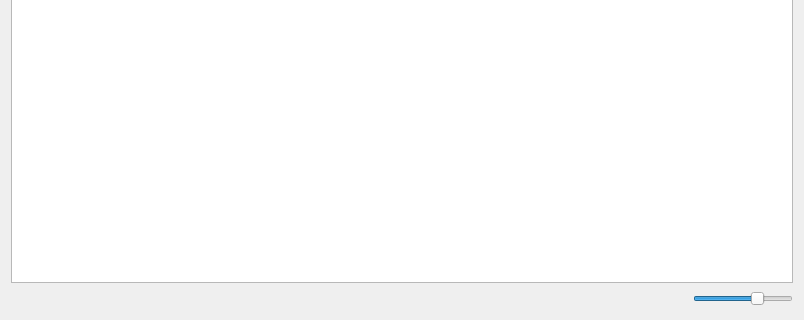
Qt form src/OplPcTools/UI/VmcListWidget.ui (brainstream/OPL-PC-Tools) before a commit; both pictures show x 0 to 804 and y 165 to 485 of the 804 by 485 pixel window.
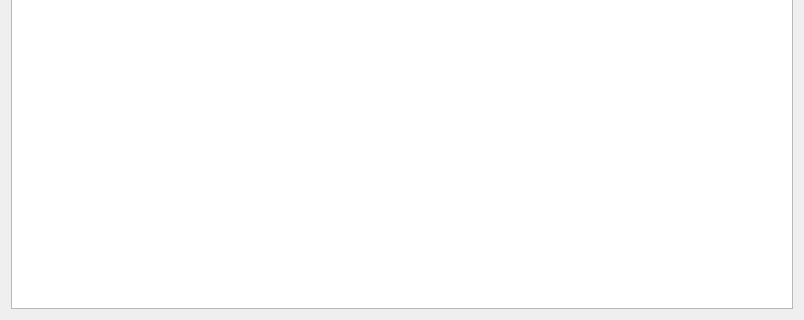
The same form after that commit. Icons and pictures are not drawn.

```diff
--- a/src/OplPcTools/UI/VmcListWidget.ui
+++ b/src/OplPcTools/UI/VmcListWidget.ui
@@ -66,57 +66,6 @@
      </property>
     </widget>
    </item>
-   <item>
-    <layout class="QHBoxLayout" name="horizontalLayout">
-     <item>
-      <spacer name="mp_spacer_2">
-       <property name="orientation">
-        <enum>Qt::Horizontal</enum>
-       </property>
-       <property name="sizeHint" stdset="0">
-        <size>
-         <width>40</width>
-         <height>20</height>
-        </size>
-       </property>
-      </spacer>
-     </item>
-     <item>
-      <widget class="QSlider" name="mp_slider_icons_size">
-       <property name="sizePolicy">
-        <sizepolicy hsizetype="Fixed" vsizetype="Fixed">
-         <horstretch>0</horstretch>
-         <verstretch>0</verstretch>
-        </sizepolicy>
-       </property>
-       <property name="minimumSize">
-        <size>
-         <width>100</width>
-         <height>0</height>
-        </size>
-       </property>
-       <property name="minimum">
-        <number>1</number>
-       </property>
-       <property name="maximum">
-        <number>4</number>
-       </property>
-       <property name="singleStep">
-        <number>1</number>
-       </property>
-       <property name="pageStep">
-        <number>1</number>
-       </property>
-       <property name="value">
-        <number>3</number>
-       </property>
-       <property name="orientation">
-        <enum>Qt::Horizontal</enum>
-       </property>
-      </widget>
-     </item>
-    </layout>
-   </item>
   </layout>
  </widget>
  <tabstops>
```
Left out of the diff: 1 changed line with no effect on the pictures.
